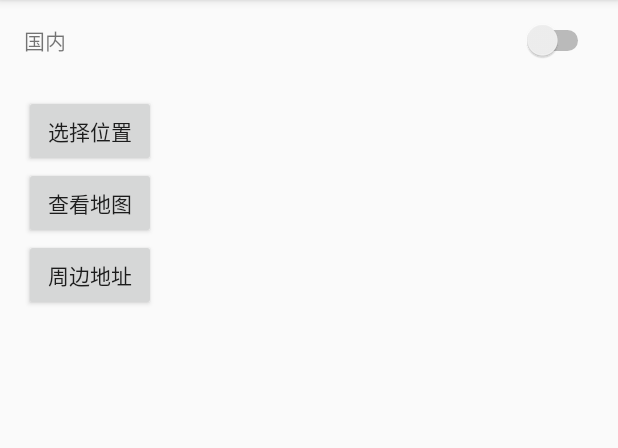
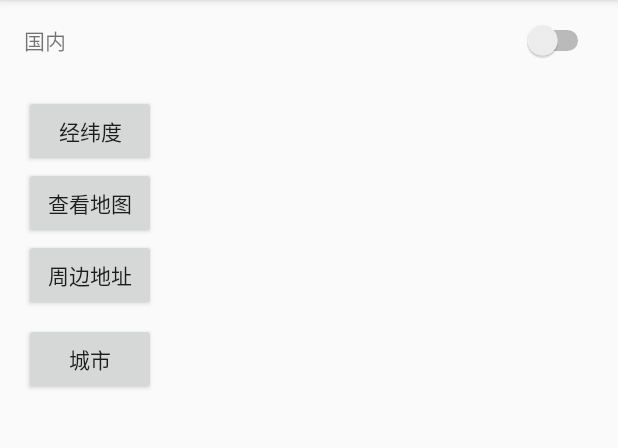
Before and after one commit to AoEiuV020/KotlinDemo, an Android app: the screen it shows after launch (MainActivity), on a phone screen of 412 x 824 dp, the part 84-532 px from its top. Run offline under Robolectric (Android 15) with nearby library versions, the phone set to English and light mode, and no system bars.

Commit message:
abstract likely places

```diff
--- a/app/src/main/java/cc/aoeiuv020/demo/MainActivity.java
+++ b/app/src/main/java/cc/aoeiuv020/demo/MainActivity.java
@@ -7,26 +7,11 @@ import android.os.Bundle;
 import android.support.v4.app.ActivityCompat;
 import android.support.v7.app.AlertDialog;
 import android.support.v7.app.AppCompatActivity;
-import android.text.TextUtils;
 import android.util.Log;
 import android.view.View;
 import android.widget.CompoundButton;
 import android.widget.Switch;
 import android.widget.TextView;
-
-import com.baidu.mapapi.model.LatLng;
-import com.baidu.mapapi.search.core.PoiInfo;
-import com.baidu.mapapi.search.geocode.GeoCodeResult;
-import com.baidu.mapapi.search.geocode.GeoCoder;
-import com.baidu.mapapi.search.geocode.OnGetGeoCoderResultListener;
-import com.baidu.mapapi.search.geocode.ReverseGeoCodeOption;
-import com.baidu.mapapi.search.geocode.ReverseGeoCodeResult;
-import com.google.android.gms.location.places.GeoDataClient;
-import com.google.android.gms.location.places.Place;
-import com.google.android.gms.location.places.PlaceDetectionClient;
-import com.google.android.gms.location.places.PlaceLikelihoodBufferResponse;
-import com.google.android.gms.location.places.Places;
-import com.google.android.gms.tasks.Task;
 
 import java.util.ArrayList;
 import java.util.List;
@@ -36,18 +21,18 @@ public class MainActivity extends AppCompatActivity implements View.OnClickListe
 
     private Switch mChinaCheckBox;
     private TextView mLocationTextView;
-    private double mLongitude;
-    private double mLatitude;
+    private MapHelper.LatLng mLatLng;
 
     @Override
     protected void onCreate(Bundle savedInstanceState) {
         super.onCreate(savedInstanceState);
         setContentView(R.layout.activity_main);
 
-        findViewById(R.id.select_btn).setOnClickListener(this);
+        findViewById(R.id.latlng_btn).setOnClickListener(this);
         findViewById(R.id.map_btn).setOnClickListener(this);
         findViewById(R.id.image_btn).setOnClickListener(this);
         findViewById(R.id.poi_btn).setOnClickListener(this);
+        findViewById(R.id.city_btn).setOnClickListener(this);
         mChinaCheckBox = findViewById(R.id.china_cb);
         MapHelper.MapType type;
         if (mChinaCheckBox.isChecked()) {
@@ -79,13 +64,12 @@ public class MainActivity extends AppCompatActivity implements View.OnClickListe
             return;
         }
         switch (view.getId()) {
-            case R.id.select_btn:
-                MapHelper.getInstance().currentLatLng(new MapHelper.OnSuccessListener<MapHelper.LatLng>() {
+            case R.id.latlng_btn:
+                MapHelper.getInstance().requestLatLng(new MapHelper.OnSuccessListener<MapHelper.LatLng>() {
                     @Override
                     public void onSuccess(MapHelper.LatLng latLng) {
-                        mLongitude = latLng.getLongitude();
-                        mLatitude = latLng.getLatitude();
-                        String location = "定位信息  mLongitude:" + mLongitude + "  mLatitude:" + mLatitude;
+                        mLatLng = latLng;
+                        String location = "定位信息  mLongitude:" + mLatLng.getLongitude() + "  mLatitude:" + mLatLng.getLatitude();
                         mLocationTextView.setText(location);
                         Log.d(TAG, location);
                     }
@@ -95,7 +79,6 @@ public class MainActivity extends AppCompatActivity implements View.OnClickListe
                         t.printStackTrace();
                     }
                 });
-                Log.d(TAG, "定位信息  mLongitude:" + mLongitude + "  mLatitude:" + mLatitude);
                 break;
             case R.id.map_btn:
                 Class clazz;
@@ -110,68 +93,29 @@ public class MainActivity extends AppCompatActivity implements View.OnClickListe
             case R.id.image_btn:
                 break;
             case R.id.poi_btn:
-                if (isChina) {
-                    GeoCoder geoSearch = GeoCoder.newInstance();
-                    geoSearch.setOnGetGeoCodeResultListener(new OnGetGeoCoderResultListener() {
-                        /**
-                         * 地理编码，由地点名称获取经纬度
-                         */
+                MapHelper.getInstance().requestPlaceList(mLatLng, new MapHelper.OnSuccessListener<List<MapHelper.Place>>() {
                     @Override
-                        public void onGetGeoCodeResult(GeoCodeResult result) {
-                        }
-
-                        /**
-                         * 反地理编码，由地点经纬度获取地点名称
-                         */
-                        @Override
-                        public void onGetReverseGeoCodeResult(ReverseGeoCodeResult result) {
-                            List<PoiInfo> poiList = result.getPoiList();
-                            List<String> addList = new ArrayList<>(poiList.size());
-                            for (PoiInfo poi :
-                                    poiList) {
-                                addList.add(String.format("%s\n%s", poi.name, poi.address));
-                            }
-                            String name = result.getBusinessCircle();
-                            if (TextUtils.isEmpty(name)) {
-                                name = result.getSematicDescription();
+                    public void onSuccess(List<MapHelper.Place> places) {
+                        List<String> addList = new ArrayList<>(places.size());
+                        for (MapHelper.Place place :
+                                places) {
+                            addList.add(String.format("%s\n%s", place.getName(), place.getAddress()));
                         }
                         new AlertDialog.Builder(MainActivity.this)
-                                    .setTitle(name)
+                                .setTitle("周边")
                                 .setItems(addList.toArray(new String[0]), null)
                                 .show();
                     }
-                    });
-                    /* 加载定位数据 */
-                    LatLng latLng = new LatLng(mLatitude, mLongitude);
-                    ReverseGeoCodeOption reverseGeoCodeOption = new ReverseGeoCodeOption();
-                    reverseGeoCodeOption.location(latLng);
-                    geoSearch.reverseGeoCode(reverseGeoCodeOption);
-                } else {
-                    GeoDataClient geoDataClient = Places.getGeoDataClient(this);
-                    PlaceDetectionClient placeDetectionClient = Places.getPlaceDetectionClient(this);
-                    Task<PlaceLikelihoodBufferResponse> currentPlace = placeDetectionClient.getCurrentPlace(null);
-                    currentPlace.addOnSuccessListener(this, new com.google.android.gms.tasks.OnSuccessListener<PlaceLikelihoodBufferResponse>() {
+                }, new MapHelper.OnErrorListener() {
                     @Override
-                        public void onSuccess(PlaceLikelihoodBufferResponse placeLikelihoods) {
-                            List<Place> placeList = new ArrayList<>(placeLikelihoods.getCount());
-                            for (int i = 0; i < placeLikelihoods.getCount(); i++) {
-                                placeList.add(placeLikelihoods.get(i).getPlace());
-                            }
-                            List<String> addList = new ArrayList<>(placeList.size());
-                            for (Place place :
-                                    placeList) {
-                                addList.add(String.format("%s\n%s", place.getName(), place.getAddress()));
-                            }
-                            String name = "" + placeLikelihoods.getAttributions();
-                            new AlertDialog.Builder(MainActivity.this)
-                                    .setTitle(name)
-                                    .setItems(addList.toArray(new String[0]), null)
-                                    .show();
-
+                    public void onError(Throwable t) {
+                        t.printStackTrace();
                     }
                 });
-                }
 
+
+                break;
+            case R.id.city_btn:
                 break;
         }
     }
--- a/app/src/main/res/layout/activity_main.xml
+++ b/app/src/main/res/layout/activity_main.xml
@@ -28,13 +28,13 @@
         tools:ignore="HardcodedText" />
 
     <Button
-        android:id="@+id/select_btn"
+        android:id="@+id/latlng_btn"
         android:layout_width="wrap_content"
         android:layout_height="wrap_content"
         android:layout_marginLeft="16dp"
         android:layout_marginStart="16dp"
         android:layout_marginTop="63dp"
-        android:text="选择位置"
+        android:text="经纬度"
         app:layout_constraintStart_toStartOf="parent"
         app:layout_constraintTop_toTopOf="parent"
         tools:ignore="HardcodedText" />
@@ -44,8 +44,8 @@
         android:layout_width="wrap_content"
         android:layout_height="wrap_content"
         android:text="查看地图"
-        app:layout_constraintStart_toStartOf="@+id/select_btn"
-        app:layout_constraintTop_toBottomOf="@+id/select_btn"
+        app:layout_constraintStart_toStartOf="@+id/latlng_btn"
+        app:layout_constraintTop_toBottomOf="@+id/latlng_btn"
         tools:ignore="HardcodedText" />
 
     <TextView
@@ -54,7 +54,7 @@
         android:layout_height="wrap_content"
         android:layout_marginEnd="18dp"
         android:layout_marginRight="18dp"
-        app:layout_constraintBaseline_toBaselineOf="@+id/select_btn"
+        app:layout_constraintBaseline_toBaselineOf="@+id/latlng_btn"
         app:layout_constraintEnd_toEndOf="parent" />
 
     <Button
@@ -75,4 +75,25 @@
         app:layout_constraintStart_toStartOf="@+id/map_btn"
         app:layout_constraintTop_toBottomOf="@+id/map_btn"
         tools:ignore="HardcodedText" />
+
+    <Button
+        android:id="@+id/city_btn"
+        android:layout_width="wrap_content"
+        android:layout_height="wrap_content"
+        android:layout_marginLeft="16dp"
+        android:layout_marginStart="16dp"
+        android:layout_marginTop="8dp"
+        android:text="城市"
+        app:layout_constraintStart_toStartOf="parent"
+        app:layout_constraintTop_toBottomOf="@+id/poi_btn"
+        tools:ignore="HardcodedText" />
+
+    <TextView
+        android:id="@+id/city_tv"
+        android:layout_width="wrap_content"
+        android:layout_height="wrap_content"
+        android:layout_marginEnd="18dp"
+        android:layout_marginRight="18dp"
+        app:layout_constraintBaseline_toBaselineOf="@+id/city_btn"
+        app:layout_constraintEnd_toEndOf="parent" />
 </android.support.constraint.ConstraintLayout>
```
Also changed, not shown: app/src/main/java/cc/aoeiuv020/demo/BaiduMapHelper.java (+51 -1 lines), app/src/main/java/cc/aoeiuv020/demo/GoogleMapHelper.java (+40 -2 lines), app/src/main/java/cc/aoeiuv020/demo/MapHelper.java (+50 -3 lines). Lines whose indentation alone changed are shown as unchanged.
